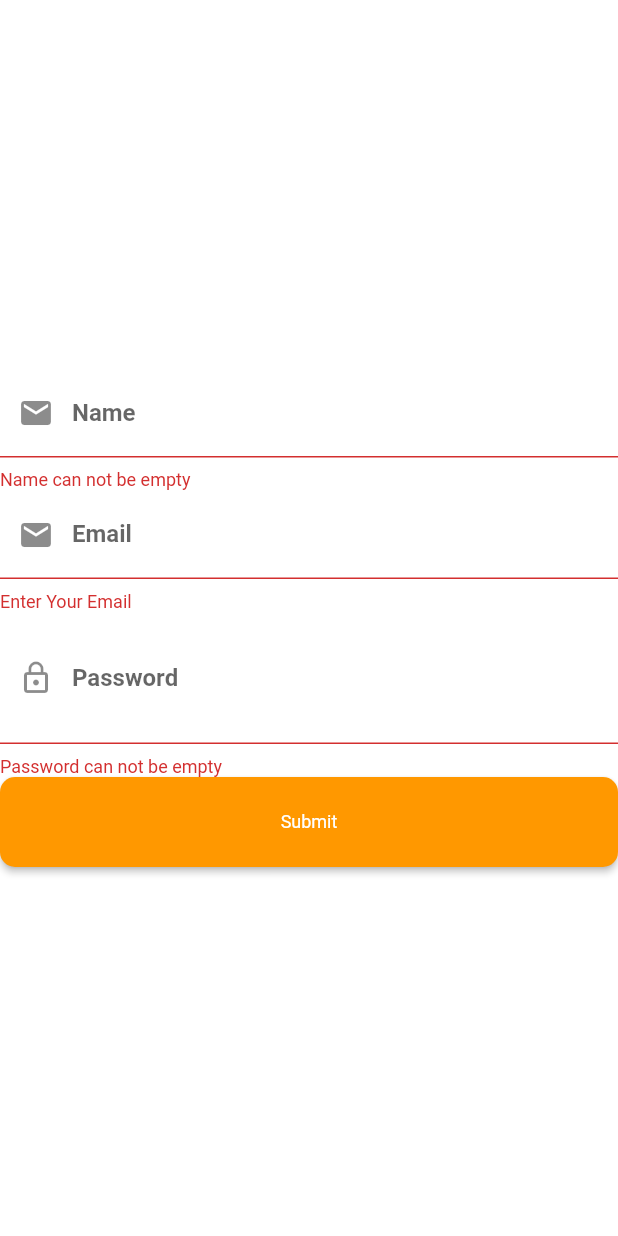
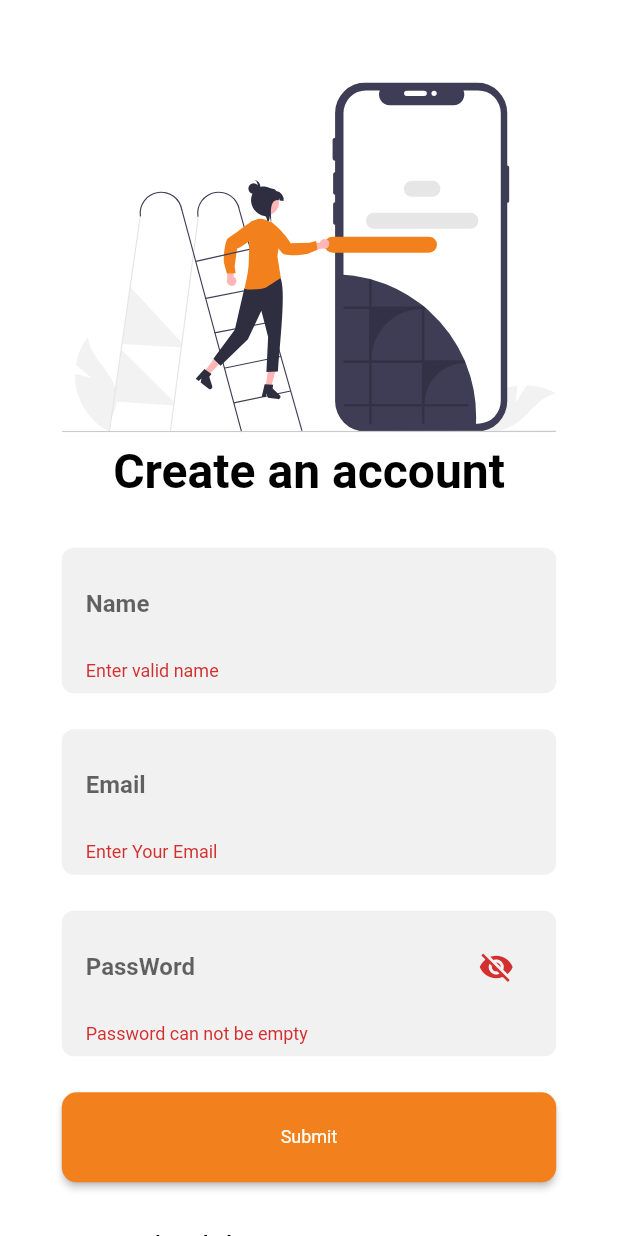
Before and after one commit to Muhammed-Unais/offpitch_app, a Flutter app: the SignupView screen opened by its route, after a tap on "Submit", on a phone screen of 412 x 824 dp. Run offline on Flutter 3.47's test engine with Material 2 defaults, Android fonts, the phone set to English and light mode, and no system bars; our stand-ins replace another_flushbar, email_validator, flutter_svg, fluttertoast, shared_preferences; accounts and stored records are empty; Roboto replaces fonts that are missing (Montserrat, OpenSans).

Commit message:
signup page completed

```diff
--- a/lib/res/app_theme.dart
+++ b/lib/res/app_theme.dart
@@ -1,7 +1,7 @@
 import 'package:flutter/material.dart';
 
 class AppColors {
-  static const Color primary = Colors.orange;
+  static const Color primary = Color.fromRGBO(242, 129, 29, 1.0);
   static const Color white = Colors.white;
   static const Color black = Colors.black;
   static const Color grey = Colors.grey;
--- a/lib/utils/routes/routes.dart
+++ b/lib/utils/routes/routes.dart
@@ -3,7 +3,7 @@ import 'package:offpitch_app/utils/routes/routes_name.dart';
 import 'package:offpitch_app/view/home_view.dart';
 import 'package:offpitch_app/view/login_view/login_view.dart';
 import 'package:offpitch_app/view/otp_verify_view.dart';
-import 'package:offpitch_app/view/signup_view.dart';
+import 'package:offpitch_app/view/signup_view/signup_view.dart';
 import 'package:offpitch_app/view/splash_view.dart';
 
 class Routes {
--- a/lib/view/login_view/login_view.dart
+++ b/lib/view/login_view/login_view.dart
@@ -16,21 +16,29 @@ class _LoginScreenState extends State<LoginScreen> {
     return GestureDetector(
       onTap: () => FocusScope.of(context).unfocus(),
       child: Scaffold(
-        resizeToAvoidBottomInset: false,
+        resizeToAvoidBottomInset: true,
         body: SafeArea(
           child: SingleChildScrollView(
             child: Column(
-              // mainAxisAlignment: MainAxisAlignment.center,
               children: <Widget>[
                 const SizedBox(height: AppMargin.extraLarge*1.5,),
-                const LoginViewTopimage(),
+                 // Top Image=================
+                Row(
+                  children: const [
+                    Spacer(),
+                    LoginViewTopimage(),
+                    Spacer()
+                  ],
+                ),
                 const SizedBox(
                   height: AppMargin.extraLarge,
                 ),
+                // Welcome Text===============
                 Text("Hi Welcome back",style: Theme.of(context).textTheme.headlineLarge),
                 const SizedBox(
                   height: AppMargin.extraLarge,
                 ),
+                // Form fields=================
                 Row(
                   children: const [
                     Spacer(),
--- a/lib/view/login_view/widgets/login_form.dart
+++ b/lib/view/login_view/widgets/login_form.dart
@@ -60,7 +60,7 @@ class _LoginFormState extends State<LoginForm> {
             validator: (value) => LoginValidation.emailValidator(value),
           ),
           const SizedBox(
-            height: AppMargin.extraLarge,
+            height: AppMargin.large,
           ),
           // password field================
           ValueListenableBuilder(
--- a/lib/view/signup_view.dart
+++ /dev/null
@@ -1,152 +0,0 @@
-import 'package:flutter/material.dart';
-import 'package:offpitch_app/res/components/submit_button.dart';
-import 'package:offpitch_app/utils/utils.dart';
-import 'package:offpitch_app/view_model/auth_view_model.dart';
-import 'package:offpitch_app/view_model/services.dart/signup_validation.dart';
-import 'package:provider/provider.dart';
-
-class SignupView extends StatefulWidget {
-  const SignupView({super.key});
-
-  @override
-  State<SignupView> createState() => _SignupViewState();
-}
-
-class _SignupViewState extends State<SignupView> {
-  final TextEditingController _emailTextEditController =
-      TextEditingController();
-
-  final TextEditingController _passwordTextEditController =
-      TextEditingController();
-
-  final TextEditingController _userNameTextEditController =
-      TextEditingController();
-
-  final FocusNode _emailFoucsNode = FocusNode();
-
-  final FocusNode _passwordFoucsNode = FocusNode();
-
-  final FocusNode _nameFoucusNode = FocusNode();
-
-  final ValueNotifier<bool> _obsecurePassword = ValueNotifier(true);
-
-  final formkey = GlobalKey<FormState>();
-
-  @override
-  void dispose() {
-    _emailTextEditController.dispose();
-    _passwordTextEditController.dispose();
-    _emailFoucsNode.dispose();
-    _passwordFoucsNode.dispose();
-    super.dispose();
-  }
-
-  @override
-  Widget build(BuildContext context) {
-    final authViewModel = Provider.of<AuthViewModel>(context);
-    return Scaffold(
-      body: SafeArea(
-        child: Form(
-          key: formkey,
-          child: Column(
-            mainAxisAlignment: MainAxisAlignment.center,
-            crossAxisAlignment: CrossAxisAlignment.center,
-            children: [
-              // Name field
-              TextFormField(
-                focusNode: _nameFoucusNode,
-                keyboardType: TextInputType.emailAddress,
-                controller: _userNameTextEditController,
-                decoration: const InputDecoration(
-                  hintText: "Name",
-                  prefixIcon: Icon(
-                    Icons.email,
-                  ),
-                  labelText: "Name",
-                ),
-                onFieldSubmitted: (value) => Utils.fieldFocusChange(
-                  context: context,
-                  current: _nameFoucusNode,
-                  nextFocus: _emailFoucsNode,
-                ),
-                // validation
-                validator: (value) =>SignupValidation.nameValidaton(value),
-              ),
-              // Email Field
-              TextFormField(
-                focusNode: _emailFoucsNode,
-                keyboardType: TextInputType.emailAddress,
-                controller: _emailTextEditController,
-                decoration: const InputDecoration(
-                  hintText: "Email",
-                  prefixIcon: Icon(
-                    Icons.email,
-                  ),
-                  labelText: "Email",
-                ),
-                onFieldSubmitted: (value) => Utils.fieldFocusChange(
-                  context: context,
-                  current: _emailFoucsNode,
-                  nextFocus: _passwordFoucsNode,
-                ),
-                // validation
-                validator: (value) =>SignupValidation.emailValidation(value)
-              ),
-              // password field
-              ValueListenableBuilder(
-                valueListenable: _obsecurePassword,
-                builder: (context, obsecureValue, child) {
-                  return TextFormField(
-                    focusNode: _passwordFoucsNode,
-                    obscureText: obsecureValue,
-                    obscuringCharacter: "*",
-                    keyboardType: TextInputType.visiblePassword,
-                    controller: _passwordTextEditController,
-                    decoration: InputDecoration(
-                      hintText: "Password",
-                      prefixIcon: const Icon(
-                        Icons.lock_outline,
-                      ),
-                      suffix: IconButton(
-                        padding: const EdgeInsets.all(0),
-                        onPressed: () =>
-                            _obsecurePassword.value = !_obsecurePassword.value,
-                        icon: Icon(
-                          obsecureValue
-                              ? Icons.visibility_off_outlined
-                              : Icons.visibility_outlined,
-                        ),
-                      ),
-                      labelText: "Password",
-                    ),
-                    // validation
-                    validator: (value) =>
-                        SignupValidation.passwordValidatiion(value),
-                  );
-                },
-              ),
-              // submitt button
-              SubmitButton(
-                isLoading: authViewModel.signUpLoading,
-                actionFunction: () {
-                  if (formkey.currentState!.validate()) {
-                    final email = _emailTextEditController.text;
-                    final password = _passwordTextEditController.text;
-                    final name = _userNameTextEditController.text;
-                    Map data = {
-                      'name': name,
-                      'email': email,
-                      'password': password
-                    };
-                    authViewModel.signUpApi(data, context);
-                  }
-                },
-                buttonChildtext: "Submit",
-              ),
-            ],
-          ),
-        ),
-      ),
-    );
-  }
-}
--- /dev/null
+++ b/lib/view/signup_view/signup_view.dart
@@ -0,0 +1,69 @@
+import 'package:flutter/material.dart';
+import 'package:offpitch_app/res/constats.dart';
+import 'package:offpitch_app/view/signup_view/widgets/signup_top_image.dart';
+import 'package:offpitch_app/view/signup_view/widgets/sigup_form.dart';
+
+class SignupView extends StatefulWidget {
+  const SignupView({super.key});
+
+  @override
+  State<SignupView> createState() => _SignupViewState();
+}
+
+class _SignupViewState extends State<SignupView> {
+  @override
+  Widget build(BuildContext context) {
+    return GestureDetector(
+      onTap: () {
+        FocusScopeNode currentFocus = FocusScope.of(context);
+
+        if (!currentFocus.hasPrimaryFocus) {
+          currentFocus.unfocus();
+        }
+      },
+      child: Scaffold(
+        resizeToAvoidBottomInset: true,
+        body: SafeArea(
+          child: Column(
+            children: <Widget>[
+              const SizedBox(
+                height: AppMargin.extraLarge * 1.5,
+              ),
+              // Signup Top image ===============
+              Row(
+                children: const [
+                  Spacer(),
+                  Expanded(flex: 8,
+                    child: SignupTopimage()),
+                  Spacer()
+                ],
+              ),
+              // create an accoount===============
+              Expanded(
+                child: SingleChildScrollView(
+                  child: Column(
+                    children: [
+                      Text("Create an account",
+                          style: Theme.of(context).textTheme.headlineLarge),
+                      const SizedBox(
+                        height: AppMargin.extraLarge,
+                      ),
+                      // sign form field==================
+                      Row(
+                        children: const [
+                          Spacer(),
+                          Expanded(flex: 8, child: SignupForm()),
+                          Spacer(),
+                        ],
+                      )
+                    ],
+                  ),
+                ),
+              ),
+            ],
+          ),
+        ),
+      ),
+    );
+  }
+}
--- /dev/null
+++ b/lib/view/signup_view/widgets/already_have_acc.dart
@@ -0,0 +1,28 @@
+import 'package:flutter/material.dart';
+import 'package:offpitch_app/utils/routes/routes_name.dart';
+
+class AlreadyHaveAcc extends StatelessWidget {
+  const AlreadyHaveAcc({super.key});
+
+  @override
+  Widget build(BuildContext context) {
+    return InkWell(
+      onTap: () {
+        Navigator.pushNamed(context, RoutesName.login);
+      },
+      child: Row(
+        mainAxisAlignment: MainAxisAlignment.center,
+        children: [
+          Text(
+            "Already have an account? ",
+            style: Theme.of(context).textTheme.bodyLarge,
+          ),
+          Text(
+            "Login",
+            style: Theme.of(context).textTheme.labelLarge,
+          ),
+        ],
+      ),
+    );
+  }
+}
--- /dev/null
+++ b/lib/view/signup_view/widgets/signup_top_image.dart
@@ -0,0 +1,17 @@
+import 'package:flutter/material.dart';
+import 'package:flutter_svg/flutter_svg.dart';
+
+class SignupTopimage extends StatelessWidget {
+  const SignupTopimage({super.key});
+
+  @override
+  Widget build(BuildContext context) {
+    final hight = MediaQuery.of(context).size.height;
+    final width = MediaQuery.of(context).size.width;
+    return SvgPicture.asset(
+      'assets/images/signup svg.svg',
+      height: hight * .3,
+      width: width * .25,
+    );
+  }
+}
--- /dev/null
+++ b/lib/view/signup_view/widgets/sigup_form.dart
@@ -0,0 +1,133 @@
+import 'package:flutter/material.dart';
+import 'package:offpitch_app/res/components/auth_form_fields.dart';
+import 'package:offpitch_app/res/components/submit_button.dart';
+import 'package:offpitch_app/res/constats.dart';
+import 'package:offpitch_app/view/signup_view/widgets/already_have_acc.dart';
+import 'package:offpitch_app/view_model/auth_view_model.dart';
+import 'package:offpitch_app/view_model/services.dart/signup_validation.dart';
+import 'package:provider/provider.dart';
+
+class SignupForm extends StatefulWidget {
+  const SignupForm({super.key});
+
+  @override
+  State<SignupForm> createState() => _SignupFormState();
+}
+
+class _SignupFormState extends State<SignupForm> {
+  final TextEditingController _emailTextEditController =
+      TextEditingController();
+
+  final TextEditingController _passwordTextEditController =
+      TextEditingController();
+
+  final TextEditingController _userNameTextEditController =
+      TextEditingController();
+
+  final FocusNode _emailFoucsNode = FocusNode();
+
+  final FocusNode _passwordFoucsNode = FocusNode();
+
+  final FocusNode _nameFoucusNode = FocusNode();
+
+  final ValueNotifier<bool> _obsecurePassword = ValueNotifier(true);
+
+  final formkey = GlobalKey<FormState>();
+
+  @override
+  void dispose() {
+    _emailTextEditController.dispose();
+    _passwordTextEditController.dispose();
+    _emailFoucsNode.dispose();
+    _passwordFoucsNode.dispose();
+    super.dispose();
+  }
+
+  @override
+  Widget build(BuildContext context) {
+    final authViewModel = Provider.of<AuthViewModel>(context);
+    return Form(
+      key: formkey,
+      child: Column(
+        children: [
+          // Name Field===================
+          AuthFormField(
+            currentFocusNode: _nameFoucusNode,
+            controller: _userNameTextEditController,
+            nextFocusNode: _emailFoucsNode,
+            hintText: "Name",
+            labalText: "Name",
+            validator: (value) => SignupValidation.nameValidaton(value),
+            textInputType: TextInputType.name,
+          ),
+          const SizedBox(
+            height: AppMargin.large,
+          ),
+          // Email Field===================
+          AuthFormField(
+            currentFocusNode: _emailFoucsNode,
+            controller: _emailTextEditController,
+            nextFocusNode: _passwordFoucsNode,
+            hintText: "Email",
+            labalText: "Email",
+            validator: (value) => SignupValidation.emailValidation(value),
+            textInputType: TextInputType.emailAddress,
+          ),
+          const SizedBox(
+            height: AppMargin.large,
+          ),
+          // Password Field ===============
+          ValueListenableBuilder(
+            valueListenable: _obsecurePassword,
+            builder: (context, obsecureValue, child) {
+              return AuthFormField(
+                currentFocusNode: _passwordFoucsNode,
+                controller: _passwordTextEditController,
+                nextFocusNode: _passwordFoucsNode,
+                obsecureText: obsecureValue,
+                obsecureValue: "*",
+                suffix: IconButton(
+                  onPressed: () =>
+                      _obsecurePassword.value = !_obsecurePassword.value,
+                  icon: Icon(
+                    obsecureValue ? Icons.visibility_off : Icons.visibility,
+                  ),
+                ),
+                hintText: "PassWord",
+                labalText: "PassWord",
+                validator: (value) =>
+                    SignupValidation.passwordValidatiion(value),
+                textInputType: TextInputType.visiblePassword,
+              );
+            },
+          ),
+          const SizedBox(
+            height: AppMargin.large,
+          ),
+          // Submit button================
+          SubmitButton(
+            isLoading: authViewModel.signUpLoading,
+            actionFunction: () {
+              if (formkey.currentState!.validate()) {
+                final email = _emailTextEditController.text;
+                final password = _passwordTextEditController.text;
+                final name = _userNameTextEditController.text;
+                Map data = {'name': name, 'email': email, 'password': password};
+                authViewModel.signUpApi(data, context);
+              }
+            },
+            buttonChildtext: "Submit",
+          ),
+           const SizedBox(
+            height: AppMargin.extraLarge,
+          ),
+          // Already have an accoount======
+          const AlreadyHaveAcc(),
+           const SizedBox(
+            height: AppMargin.extraLarge,
+          ),
+        ],
+      ),
+    );
+  }
+}
--- a/lib/view_model/services.dart/signup_validation.dart
+++ b/lib/view_model/services.dart/signup_validation.dart
@@ -32,13 +32,27 @@ class SignupValidation {
   }
 
   static nameValidaton(value) {
-    if (value == null || value.isEmpty) {
+    const pattern = r'^(?=.*?[A-Z])(?=.*?[a-z])';
+    RegExp regExp = RegExp(pattern);
+
+    log("1");
+    log(value);
+    log(regExp.hasMatch(value).toString());
+    if (!regExp.hasMatch(value)) {
+      return "Enter valid name";
+    }
+    String? values;
+    if (value != null) {
+      values = value.toString().trim();
+    }
+
+    if (values == null || values.isEmpty) {
       return "Name can not be empty";
     }
     return null;
   }
 
-  static signupErrorDisplay(BuildContext context,error){
+  static signupErrorDisplay(BuildContext context, error) {
     if (error.toString().contains("No Internet connection")) {
       Utils.showFlushbarErrorMessage(
           message: "No Internet connection", context: context);
@@ -64,6 +78,4 @@ class SignupValidation {
           message: errorJson['message'], context: context);
     }
   }
-
-
 }
```
Lines whose indentation alone changed are shown as unchanged.
